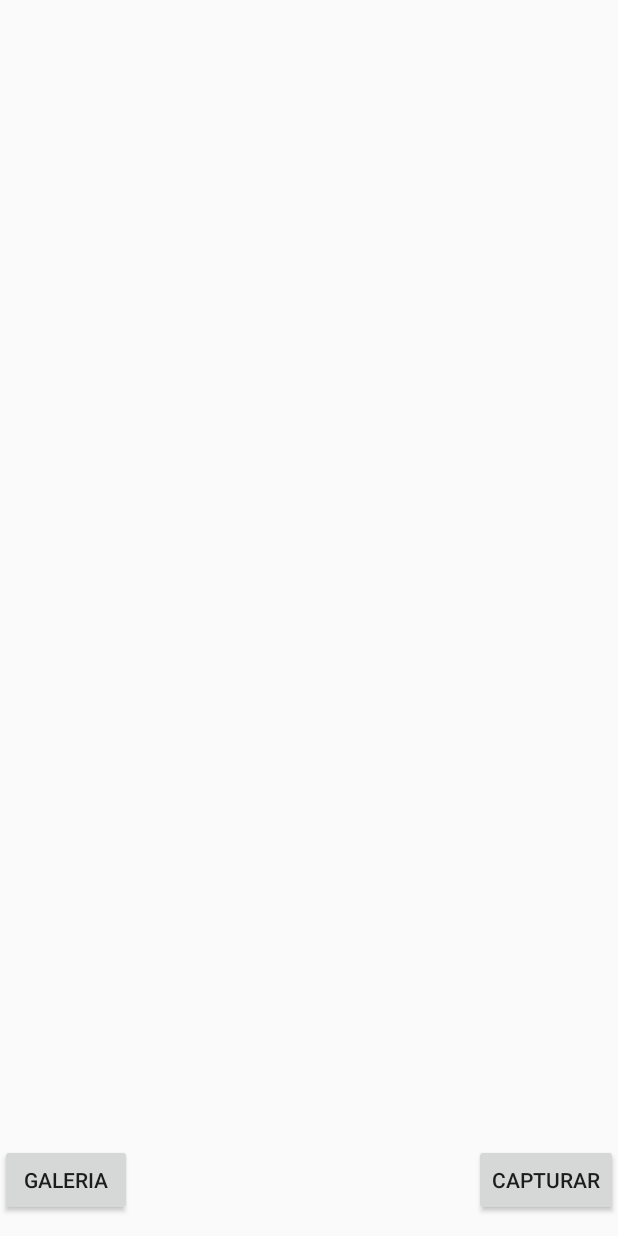
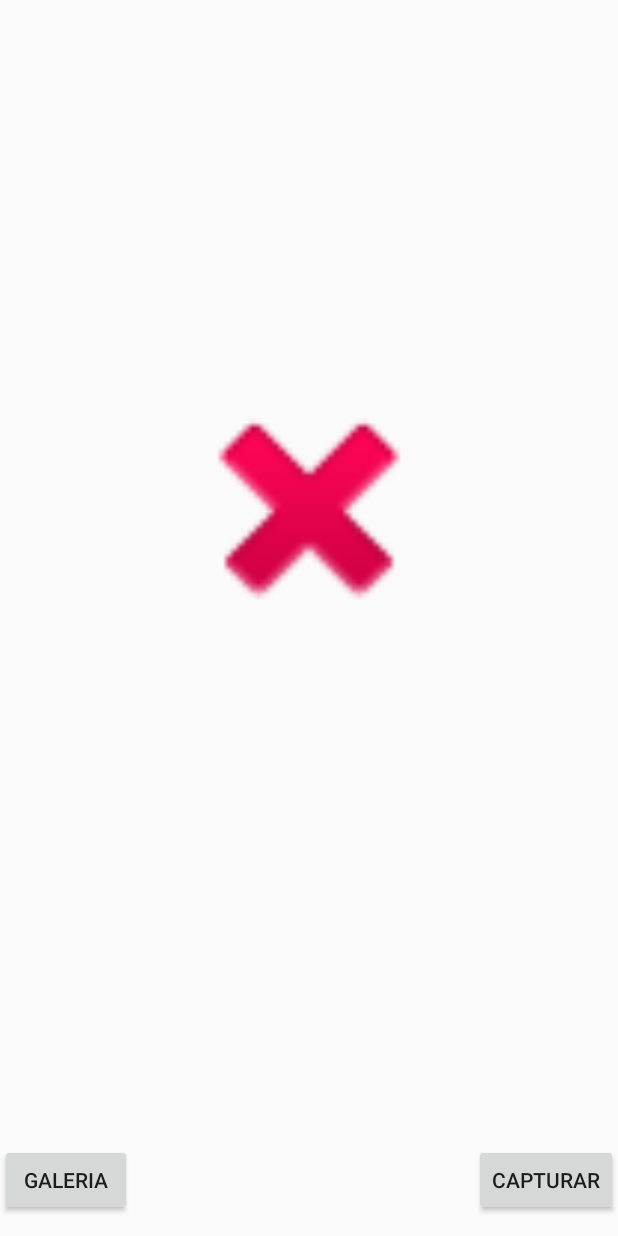
Before and after one commit to FrancoLiptak/IAgro, an Android app: the layout activity_main.xml on its own in the app's theme, with its tools: preview values and no code run, on a phone screen of 412 x 824 dp. Run offline under Robolectric (Android 15) with nearby library versions, the phone set to English and light mode, and no system bars.

```diff
--- a/app/src/main/AndroidManifest.xml
+++ b/app/src/main/AndroidManifest.xml
@@ -4,6 +4,7 @@
     <uses-permission android:name="android.permission.CAMERA"
         android:required="true"></uses-permission>
     <uses-permission android:name="android.permission.WRITE_EXTERNAL_STORAGE"></uses-permission>
+    <uses-permission android:name="android.permission.READ_EXTERNAL_STORAGE"></uses-permission>
     <uses-feature android:name="android.hardware.camera" />
     <uses-feature android:name="android.hardware.camera.autofocus" />
     <application
--- a/app/src/main/res/layout/activity_main.xml
+++ b/app/src/main/res/layout/activity_main.xml
@@ -7,7 +7,7 @@
     tools:context=".MainActivity">
 
     <Button
-        android:id="@+id/button"
+        android:id="@+id/buttonCapture"
         android:layout_width="wrap_content"
         android:layout_height="wrap_content"
         android:layout_alignParentBottom="true"
@@ -17,20 +17,28 @@
         android:text="Capturar" />
 
     <Button
-        android:id="@+id/button2"
+        android:id="@+id/buttonGallery"
         android:layout_width="wrap_content"
         android:layout_height="wrap_content"
         android:layout_alignParentStart="true"
-        android:layout_alignTop="@+id/button"
+        android:layout_alignTop="@+id/buttonCapture"
+        android:onClick="getImageFromGallery"
         android:text="Galeria" />
 
     <FrameLayout
         android:id="@+id/frameLayout"
         android:layout_width="match_parent"
-        android:layout_height="444dp"
+        android:layout_height="238dp"
+        android:layout_alignParentStart="true"
         android:layout_alignParentTop="true"
-        android:layout_centerHorizontal="true"
-        android:layout_marginTop="0dp">
+        android:layout_marginTop="6dp"></FrameLayout>
 
-    </FrameLayout>
+    <ImageView
+        android:id="@+id/imageView"
+        android:layout_width="match_parent"
+        android:layout_height="190dp"
+        android:layout_alignParentStart="true"
+        android:layout_below="@+id/frameLayout"
+        app:srcCompat="@android:drawable/ic_delete" />
+
 </RelativeLayout>
--- a/app/src/main/res/values/strings.xml
+++ b/app/src/main/res/values/strings.xml
@@ -1,6 +1,7 @@
 <resources>
     <string name="app_name">I-Agro</string>
-    <string name="result_dialog_title">Resultado del analisis</string>
+    <string name="result_dialog_title">Resultado del análisis:</string>
     <string name="result_dialog_message_good">Planta en buen estado</string>
     <string name="result_dialog_message_bad">Planta en mal estado</string>
+    <string name="multiple_permissions">Múltiples Permisos</string>
 </resources>
```
Also changed, not shown: app/src/main/java/com/fg/franco/i_agro/MainActivity.java (+99 -4 lines).
